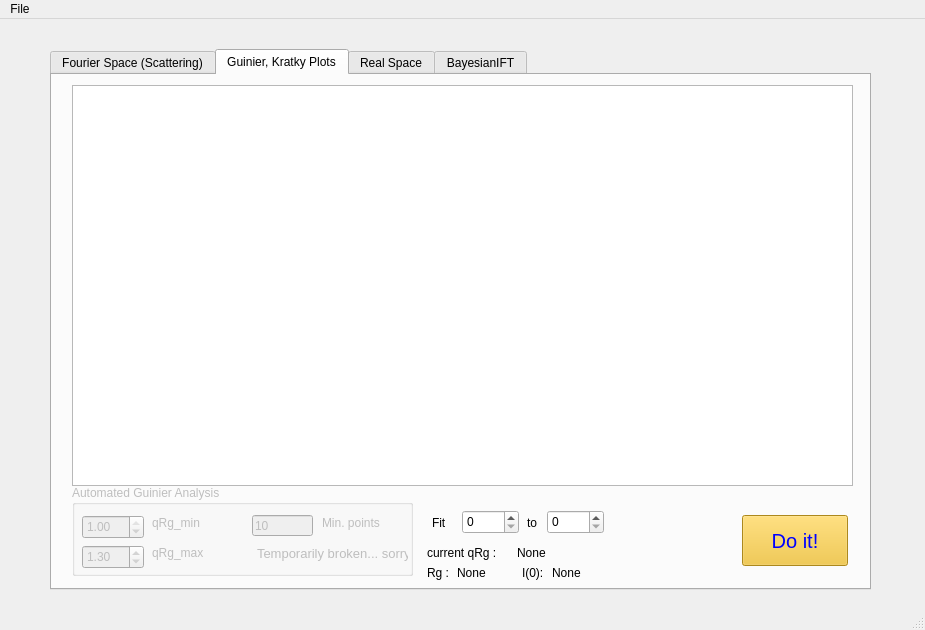
First picture: the form in saxsgui.ui, repository delnatan/UCSFsaxs, before the edit.
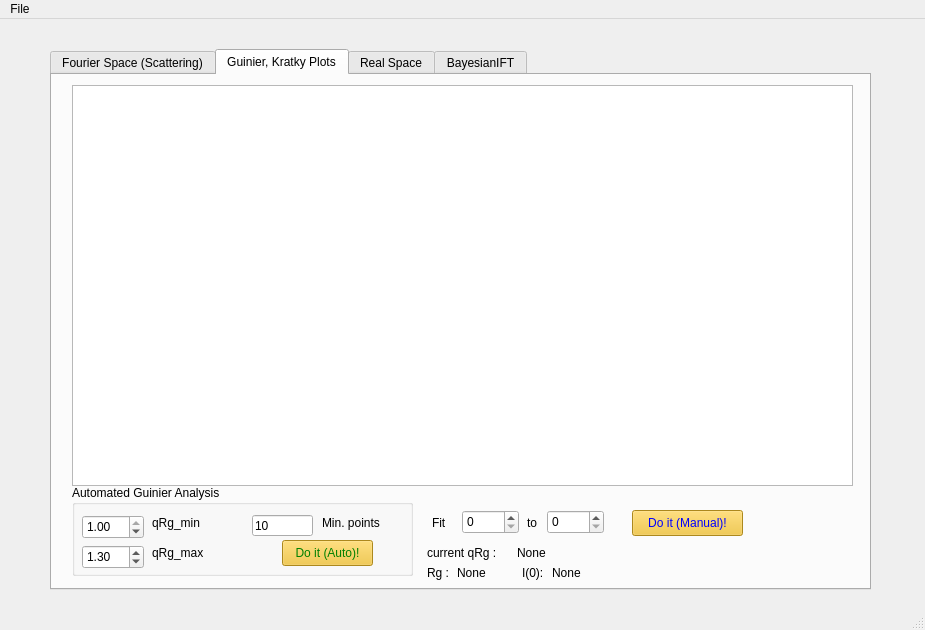
Second picture: the form after the edit. The open tabs and pages were chosen to show the change. Custom widgets are drawn as their Qt base class.

The edit to the form file:
```diff
--- a/saxsgui.ui
+++ b/saxsgui.ui
@@ -246,7 +246,7 @@
      </widget>
      <widget class="QGroupBox" name="groupBox_4">
       <property name="enabled">
-       <bool>false</bool>
+       <bool>true</bool>
       </property>
       <property name="geometry">
        <rect>
@@ -349,39 +349,37 @@
         <string>Min. points</string>
        </property>
       </widget>
-      <widget class="QLabel" name="label_24">
+      <widget class="QPushButton" name="autoguinier_button">
        <property name="geometry">
         <rect>
-         <x>185</x>
-         <y>60</y>
-         <width>151</width>
-         <height>16</height>
+         <x>210</x>
+         <y>55</y>
+         <width>91</width>
+         <height>26</height>
         </rect>
        </property>
-       <property name="font">
-        <font>
-         <pointsize>10</pointsize>
-        </font>
+       <property name="styleSheet">
+        <string notr="true">background-color: #F1BF29; font-size: 12px; color: green;</string>
        </property>
        <property name="text">
-        <string>Temporarily broken... sorry :(</string>
+        <string>Do it (Auto)!</string>
        </property>
       </widget>
      </widget>
      <widget class="QPushButton" name="runprimaryanalysis">
       <property name="geometry">
        <rect>
-        <x>690</x>
-        <y>440</y>
-        <width>106</width>
-        <height>51</height>
+        <x>580</x>
+        <y>435</y>
+        <width>111</width>
+        <height>26</height>
        </rect>
       </property>
       <property name="styleSheet">
-       <string notr="true">background-color: #F1BF29; font-size: 20px; color: blue;</string>
+       <string notr="true">background-color: #F1BF29; font-size: 12px; color: blue;</string>
       </property>
       <property name="text">
-       <string>Do it!</string>
+       <string>Do it (Manual)!</string>
       </property>
      </widget>
      <widget class="QSpinBox" name="lb_guinier_spinbox">
```
Left out of the diff: 6 changed lines with no effect on the pictures.
